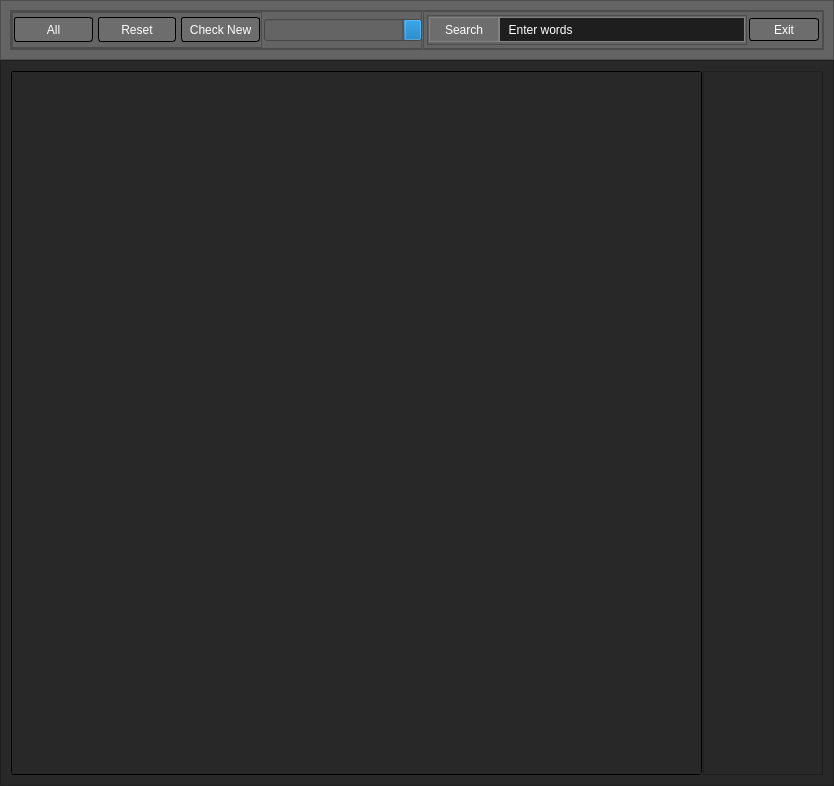
Before: the Qt Designer form graphic_main.ui in AndreSci/TRADER_pars, drawn with Qt 5.
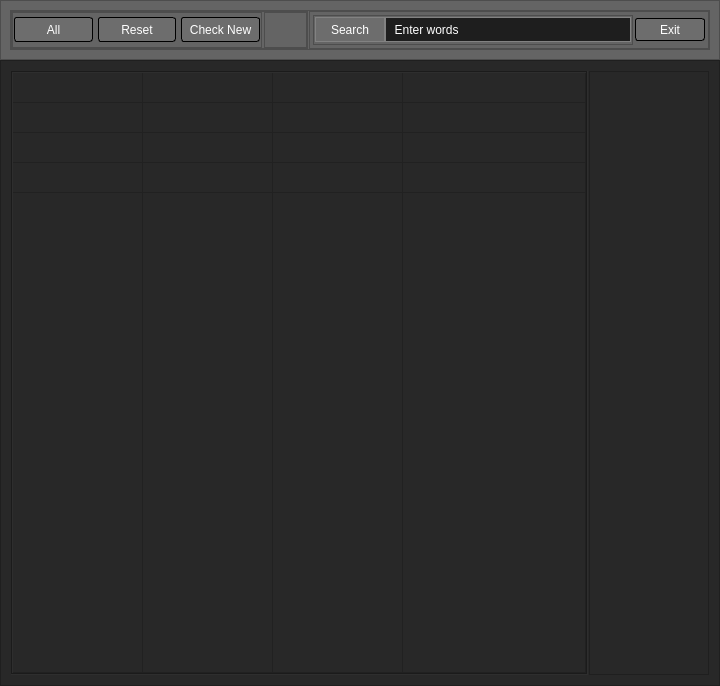
After: the same form once the commit is applied.

Commit message: New func for table

Patch:
```diff
--- a/graphic_main.ui
+++ b/graphic_main.ui
@@ -6,8 +6,8 @@
    <rect>
     <x>0</x>
     <y>0</y>
-    <width>834</width>
-    <height>786</height>
+    <width>720</width>
+    <height>686</height>
    </rect>
   </property>
   <property name="minimumSize">
@@ -285,33 +285,12 @@
              <number>0</number>
             </property>
             <item>
-             <widget class="QProgressBar" name="progressBar">
-              <property name="minimumSize">
-               <size>
-                <width>10</width>
-                <height>0</height>
-               </size>
+             <widget class="QFrame" name="frame_6">
+              <property name="frameShape">
+               <enum>QFrame::StyledPanel</enum>
               </property>
-              <property name="maximumSize">
-               <size>
-                <width>16777215</width>
-                <height>16777215</height>
-               </size>
-              </property>
-              <property name="value">
-               <number>10</number>
-              </property>
-              <property name="alignment">
-               <set>Qt::AlignLeading|Qt::AlignLeft|Qt::AlignVCenter</set>
-              </property>
-              <property name="textVisible">
-               <bool>false</bool>
-              </property>
-              <property name="orientation">
-               <enum>Qt::Horizontal</enum>
-              </property>
-              <property name="textDirection">
-               <enum>QProgressBar::TopToBottom</enum>
+              <property name="frameShadow">
+               <enum>QFrame::Raised</enum>
               </property>
              </widget>
             </item>
@@ -488,27 +467,70 @@
            <number>1</number>
           </property>
           <item>
-           <widget class="QScrollArea" name="scrollArea_Result_Parser">
+           <widget class="QTableWidget" name="table_for_cards">
             <property name="styleSheet">
-             <string notr="true">QScrollArea {
-	border: 1px solid;
-	border-radius: 3px;
+             <string notr="true">QHeaderView::section:horizontal
+{
+    border: 1px solid rgb(32, 34, 42);
+	background-color:rgb(53, 53, 53);
 	color: rgb(255, 255, 255);
-}</string>
+}
+
+ QScrollBar:vertical {
+	border: none;
+    background: rgb(52, 59, 72);
+    width: 14px;
+	border-radius: 0px;
+ }</string>
             </property>
-            <property name="widgetResizable">
+            <property name="frameShape">
+             <enum>QFrame::Box</enum>
+            </property>
+            <property name="autoScroll">
+             <bool>false</bool>
+            </property>
+            <property name="editTriggers">
+             <set>QAbstractItemView::AnyKeyPressed|QAbstractItemView::DoubleClicked|QAbstractItemView::EditKeyPressed</set>
+            </property>
+            <property name="sortingEnabled">
              <bool>true</bool>
             </property>
-            <widget class="QWidget" name="scrollAreaWidgetContents">
-             <property name="geometry">
-              <rect>
-               <x>0</x>
-               <y>0</y>
-               <width>689</width>
-               <height>702</height>
-              </rect>
-             </property>
-            </widget>
+            <property name="rowCount">
+             <number>5</number>
+            </property>
+            <property name="columnCount">
+             <number>4</number>
+            </property>
+            <attribute name="horizontalHeaderVisible">
+             <bool>false</bool>
+            </attribute>
+            <attribute name="horizontalHeaderCascadingSectionResizes">
+             <bool>false</bool>
+            </attribute>
+            <attribute name="horizontalHeaderDefaultSectionSize">
+             <number>130</number>
+            </attribute>
+            <attribute name="horizontalHeaderStretchLastSection">
+             <bool>true</bool>
+            </attribute>
+            <attribute name="verticalHeaderVisible">
+             <bool>false</bool>
+            </attribute>
+            <attribute name="verticalHeaderHighlightSections">
+             <bool>false</bool>
+            </attribute>
+            <attribute name="verticalHeaderStretchLastSection">
+             <bool>true</bool>
+            </attribute>
+            <row/>
+            <row/>
+            <row/>
+            <row/>
+            <row/>
+            <column/>
+            <column/>
+            <column/>
+            <column/>
            </widget>
           </item>
           <item>
```
The commit also changes 5 other files.
